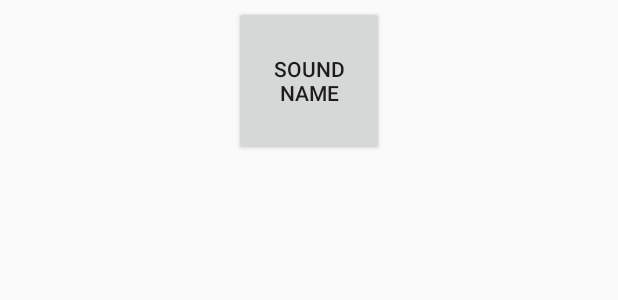
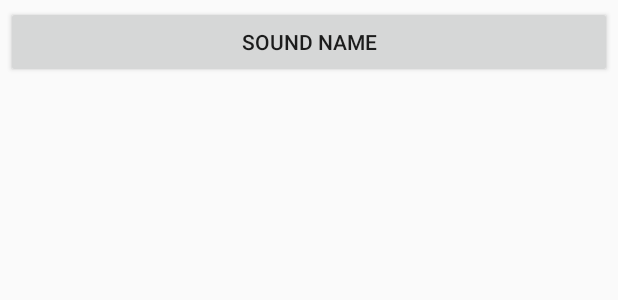
Before and after one commit to WillWolfWang/BeadBox, an Android app built with Jetpack Compose: the layout list_item_sound.xml on its own in the app's theme, with its tools: preview values and no code run, on a phone screen of 412 x 824 dp. Shown: the top 300 px of the screen. Run offline under Robolectric (Android 15) with nearby library versions, the phone set to English and light mode, and no system bars.

Commit message:
练习 .9.png 图片调整，修改按钮主题样式，去掉按压阴影效果

```diff
--- a/app/src/main/res/drawable/button_beat_box.xml
+++ b/app/src/main/res/drawable/button_beat_box.xml
@@ -1,5 +1,8 @@
 <?xml version="1.0" encoding="utf-8"?>
 <selector xmlns:android="http://schemas.android.com/apk/res/android">
-    <item android:drawable="@drawable/button_beat_box_pressed" android:state_pressed="true"/>
-    <item android:drawable="@drawable/button_beat_box_normal" android:state_pressed="false"/>
+<!--    <item android:drawable="@drawable/button_beat_box_pressed" android:state_pressed="true"/>-->
+<!--    <item android:drawable="@drawable/button_beat_box_normal" android:state_pressed="false"/>-->
+
+    <item android:drawable="@drawable/ic_button_beat_box_pressed" android:state_pressed="true"/>
+    <item android:drawable="@drawable/ic_button_beat_box_default"/>
 </selector>
--- a/app/src/main/res/layout/list_item_sound.xml
+++ b/app/src/main/res/layout/list_item_sound.xml
@@ -32,8 +32,8 @@
         android:layout_margin="4dp">
 
         <Button
-            android:layout_width="100dp"
-            android:layout_height="100dp"
+            android:layout_width="match_parent"
+            android:layout_height="match_parent"
             android:layout_gravity="center"
             android:text="@{`File name:` + viewModel.title?? `No file`}"
             android:onClick="@{(view)->viewModel.onButtonClick()}"
--- a/app/src/main/res/values/styles.xml
+++ b/app/src/main/res/values/styles.xml
@@ -7,7 +7,7 @@
     </style>
 
     <!--样式需要逐个为所有部件添加它们要用到的样式，如果有很多部件和按钮，光是添加样式工作量就很惊人了-->
-    <style name="BeatBoxButton" parent="Widget.AppCompat.Button">
+    <style name="BeatBoxButton" parent="Widget.AppCompat.Button.Borderless">
         <item name="android:background">@drawable/button_beat_box</item>
     </style>
 
```
Also changed, not shown: app/src/main/res/drawable-xxhdpi/ic_button_beat_box_default.9.png (added), app/src/main/res/drawable-xxhdpi/ic_button_beat_box_pressed.9.png (added).
